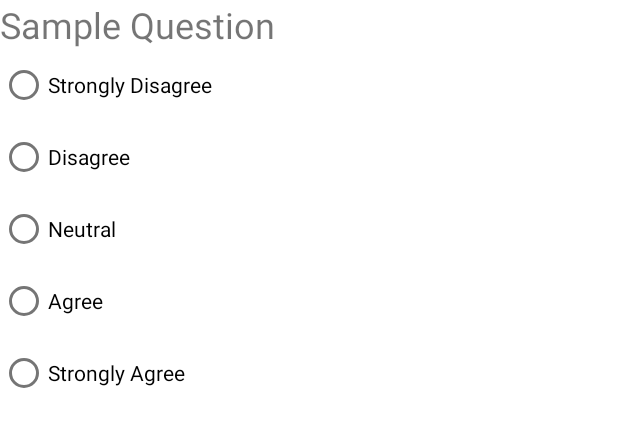
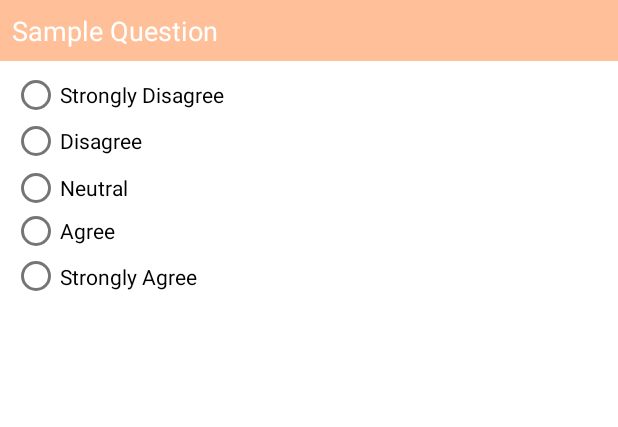
Before and after one commit to kianhk6/SFULonge, an Android app: the layout personality_list_item_layout.xml on its own in the app's theme, with its tools: preview values and no code run, on a phone screen of 412 x 824 dp. Shown: the top 427 px of the screen. Run offline under Robolectric (Android 15) with nearby library versions, the phone set to English and light mode, and no system bars.

Commit message:
make no more matches page, fix message adapter name bug, styled personality test

```diff
--- a/app/src/main/res/layout/personality_list_item_layout.xml
+++ b/app/src/main/res/layout/personality_list_item_layout.xml
@@ -9,44 +9,48 @@
         android:id="@+id/questionTextView"
         android:layout_width="match_parent"
         android:layout_height="wrap_content"
-        android:textSize="24sp"
-        android:text="Sample Question" />
+        android:textSize="18sp"
+        android:text="Sample Question"
+        android:background="@color/chat_background"
+        android:textColor="#FFFFFF"
+        android:padding="8dp"/>
 
     <RadioGroup
         android:id="@+id/radio_group"
         android:layout_width="match_parent"
         android:layout_height="wrap_content"
+        android:layout_margin="8dp"
         android:orientation="vertical">
 
         <RadioButton
             android:id="@+id/button1"
-            android:layout_width="wrap_content"
-            android:layout_height="wrap_content"
-            android:text="Strongly Disagree"/>
+            android:layout_width="156dp"
+            android:layout_height="29dp"
+            android:text="Strongly Disagree" />
 
         <RadioButton
             android:id="@+id/button2"
-            android:layout_width="wrap_content"
-            android:layout_height="wrap_content"
-            android:text="Disagree"/>
+            android:layout_width="106dp"
+            android:layout_height="32dp"
+            android:text="Disagree" />
 
         <RadioButton
             android:id="@+id/button3"
-            android:layout_width="wrap_content"
-            android:layout_height="wrap_content"
-            android:text="Neutral"/>
+            android:layout_width="98dp"
+            android:layout_height="30dp"
+            android:text="Neutral" />
 
         <RadioButton
             android:id="@+id/button4"
-            android:layout_width="wrap_content"
-            android:layout_height="wrap_content"
-            android:text="Agree"/>
+            android:layout_width="84dp"
+            android:layout_height="27dp"
+            android:text="Agree" />
 
         <RadioButton
             android:id="@+id/button5"
-            android:layout_width="wrap_content"
-            android:layout_height="wrap_content"
-            android:text="Strongly Agree"/>
+            android:layout_width="142dp"
+            android:layout_height="34dp"
+            android:text="Strongly Agree" />
 
     </RadioGroup>
 
--- a/app/src/main/res/layout/personality_test_app_bar.xml
+++ b/app/src/main/res/layout/personality_test_app_bar.xml
@@ -10,6 +10,7 @@
         android:id="@+id/activity_title_tv"
         android:text="Personality Test"
         android:textSize="24sp"
+        android:textStyle="bold"
         app:layout_constraintTop_toTopOf="parent"
         app:layout_constraintStart_toStartOf="parent"
         app:layout_constraintBottom_toBottomOf="parent"/>
@@ -19,6 +20,9 @@
         android:layout_height="wrap_content"
         android:layout_width="wrap_content"
         android:text="Save"
+        android:backgroundTint="#FFFFFF"
+        android:textColor="@color/button_orange"
+        android:textStyle="bold"
         app:layout_constraintTop_toTopOf="parent"
         app:layout_constraintEnd_toEndOf="parent"
         app:layout_constraintBottom_toBottomOf="parent"/>
```
Also changed, not shown: app/src/main/java/com/example/sfulounge/ui/messages/MessageAdapter.kt (+4 -6 lines), app/src/main/res/layout/no_more_matches.xml (added, +71 -0 lines), app/src/main/res/drawable/announcement.jpg (added).
